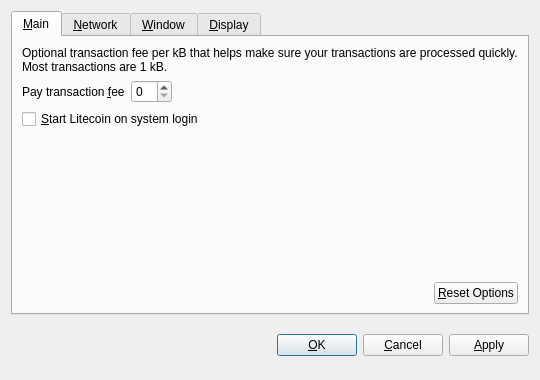
The window that src/src/qt/forms/optionsdialog.ui (omnicoin/omnicoin) describes before a commit, drawn with Qt 5.
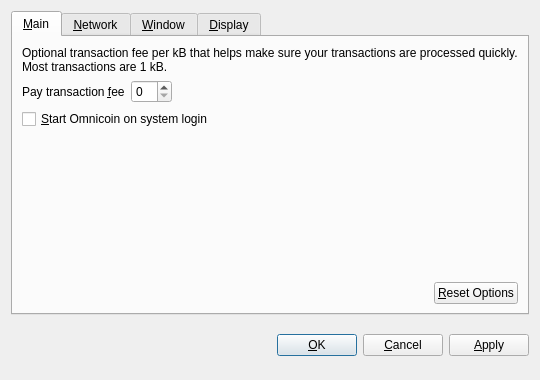
The same window after the commit. Custom widgets are drawn as their Qt base class.

Commit message: initial changes to litecoin source

```diff
--- a/src/src/qt/forms/optionsdialog.ui
+++ b/src/src/qt/forms/optionsdialog.ui
@@ -82,7 +82,7 @@
           <string>Automatically start Litecoin after logging in to the system.</string>
          </property>
          <property name="text">
-          <string>&amp;Start Litecoin on system login</string>
+          <string>&amp;Start Omnicoin on system login</string>
          </property>
         </widget>
        </item>
```
Left out of the diff: 14 changed lines with no effect on the pictures. The commit also changes 506 other files.
